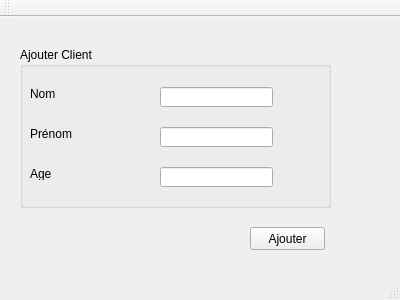
Before: the Qt Designer form mainwindow.ui in guir0t/Smart-Beauty-Center-2A15, drawn with Qt 5.
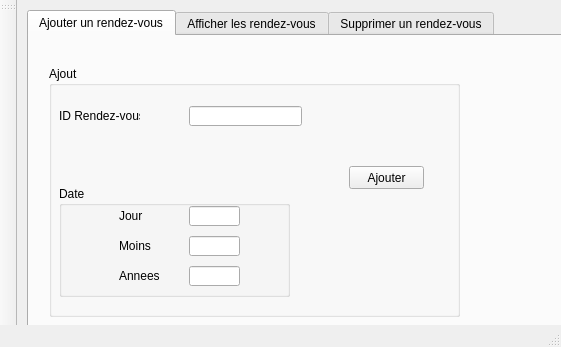
After: the same form once the commit is applied. The open tabs and pages were chosen to show the change.

Patch:
```diff
--- a/mainwindow.ui
+++ b/mainwindow.ui
@@ -6,123 +6,331 @@
    <rect>
     <x>0</x>
     <y>0</y>
-    <width>400</width>
-    <height>300</height>
+    <width>561</width>
+    <height>347</height>
    </rect>
   </property>
   <property name="windowTitle">
    <string>Gestion des Clients</string>
   </property>
+  <property name="styleSheet">
+   <string notr="true"/>
+  </property>
   <widget class="QWidget" name="centralWidget">
-   <widget class="QGroupBox" name="groupBox">
+   <widget class="QTabWidget" name="tabWidget">
     <property name="geometry">
      <rect>
-      <x>20</x>
-      <y>30</y>
-      <width>311</width>
-      <height>161</height>
+      <x>10</x>
+      <y>10</y>
+      <width>541</width>
+      <height>331</height>
      </rect>
     </property>
-    <property name="title">
-     <string>Ajouter Client</string>
+    <property name="currentIndex">
+     <number>1</number>
     </property>
-    <widget class="QLabel" name="label">
-     <property name="geometry">
-      <rect>
-       <x>10</x>
-       <y>40</y>
-       <width>47</width>
-       <height>13</height>
-      </rect>
-     </property>
-     <property name="text">
-      <string>Nom</string>
-     </property>
+    <widget class="QWidget" name="tab">
+     <attribute name="title">
+      <string>Ajouter un rendez-vous</string>
+     </attribute>
+     <widget class="QGroupBox" name="groupBox">
+      <property name="geometry">
+       <rect>
+        <x>20</x>
+        <y>30</y>
+        <width>411</width>
+        <height>251</height>
+       </rect>
+      </property>
+      <property name="title">
+       <string>Ajout</string>
+      </property>
+      <widget class="QLabel" name="label">
+       <property name="geometry">
+        <rect>
+         <x>10</x>
+         <y>40</y>
+         <width>81</width>
+         <height>20</height>
+        </rect>
+       </property>
+       <property name="text">
+        <string>ID Rendez-vous</string>
+       </property>
+      </widget>
+      <widget class="QLineEdit" name="leid_rdv">
+       <property name="geometry">
+        <rect>
+         <x>140</x>
+         <y>40</y>
+         <width>113</width>
+         <height>20</height>
+        </rect>
+       </property>
+      </widget>
+      <widget class="QPushButton" name="pb_ajouter">
+       <property name="geometry">
+        <rect>
+         <x>300</x>
+         <y>100</y>
+         <width>75</width>
+         <height>23</height>
+        </rect>
+       </property>
+       <property name="text">
+        <string>Ajouter</string>
+       </property>
+      </widget>
+      <widget class="QGroupBox" name="groupBox_2">
+       <property name="geometry">
+        <rect>
+         <x>10</x>
+         <y>120</y>
+         <width>231</width>
+         <height>111</height>
+        </rect>
+       </property>
+       <property name="title">
+        <string>Date</string>
+       </property>
+       <widget class="QLabel" name="label_3">
+        <property name="geometry">
+         <rect>
+          <x>60</x>
+          <y>20</y>
+          <width>81</width>
+          <height>20</height>
+         </rect>
+        </property>
+        <property name="text">
+         <string>Jour</string>
+        </property>
+       </widget>
+       <widget class="QLabel" name="label_4">
+        <property name="geometry">
+         <rect>
+          <x>60</x>
+          <y>50</y>
+          <width>81</width>
+          <height>20</height>
+         </rect>
+        </property>
+        <property name="text">
+         <string>Moins</string>
+        </property>
+       </widget>
+       <widget class="QLabel" name="label_5">
+        <property name="geometry">
+         <rect>
+          <x>60</x>
+          <y>80</y>
+          <width>81</width>
+          <height>20</height>
+         </rect>
+        </property>
+        <property name="text">
+         <string>Annees</string>
+        </property>
+       </widget>
+       <widget class="QLineEdit" name="lej">
+        <property name="geometry">
+         <rect>
+          <x>130</x>
+          <y>20</y>
+          <width>51</width>
+          <height>20</height>
+         </rect>
+        </property>
+       </widget>
+       <widget class="QLineEdit" name="lean">
+        <property name="geometry">
+         <rect>
+          <x>130</x>
+          <y>80</y>
+          <width>51</width>
+          <height>20</height>
+         </rect>
+        </property>
+       </widget>
+       <widget class="QLineEdit" name="lem">
+        <property name="geometry">
+         <rect>
+          <x>130</x>
+          <y>50</y>
+          <width>51</width>
+          <height>20</height>
+         </rect>
+        </property>
+       </widget>
+      </widget>
+     </widget>
     </widget>
-    <widget class="QLabel" name="label_2">
-     <property name="geometry">
-      <rect>
-       <x>10</x>
-       <y>80</y>
-       <width>47</width>
-       <height>13</height>
-      </rect>
-     </property>
-     <property name="text">
-      <string>Prénom</string>
-     </property>
+    <widget class="QWidget" name="tab_2">
+     <attribute name="title">
+      <string>Afficher les rendez-vous</string>
+     </attribute>
+     <widget class="QTableView" name="tab_rendezvous">
+      <property name="geometry">
+       <rect>
+        <x>40</x>
+        <y>20</y>
+        <width>151</width>
+        <height>121</height>
+       </rect>
+      </property>
+     </widget>
+     <widget class="QLabel" name="label_6">
+      <property name="geometry">
+       <rect>
+        <x>230</x>
+        <y>40</y>
+        <width>47</width>
+        <height>14</height>
+       </rect>
+      </property>
+      <property name="text">
+       <string>id</string>
+      </property>
+     </widget>
+     <widget class="QLabel" name="label_7">
+      <property name="geometry">
+       <rect>
+        <x>230</x>
+        <y>70</y>
+        <width>47</width>
+        <height>14</height>
+       </rect>
+      </property>
+      <property name="text">
+       <string>jour</string>
+      </property>
+     </widget>
+     <widget class="QLabel" name="label_8">
+      <property name="geometry">
+       <rect>
+        <x>230</x>
+        <y>100</y>
+        <width>47</width>
+        <height>14</height>
+       </rect>
+      </property>
+      <property name="text">
+       <string>mois</string>
+      </property>
+     </widget>
+     <widget class="QLabel" name="label_9">
+      <property name="geometry">
+       <rect>
+        <x>230</x>
+        <y>120</y>
+        <width>47</width>
+        <height>14</height>
+       </rect>
+      </property>
+      <property name="text">
+       <string>annees</string>
+      </property>
+     </widget>
+     <widget class="QLineEdit" name="lineEdit_id">
+      <property name="geometry">
+       <rect>
+        <x>270</x>
+        <y>40</y>
+        <width>113</width>
+        <height>20</height>
+       </rect>
+      </property>
+     </widget>
+     <widget class="QLineEdit" name="lineEdit_j">
+      <property name="geometry">
+       <rect>
+        <x>270</x>
+        <y>70</y>
+        <width>113</width>
+        <height>20</height>
+       </rect>
+      </property>
+     </widget>
+     <widget class="QLineEdit" name="lineEdit_m">
+      <property name="geometry">
+       <rect>
+        <x>270</x>
+        <y>90</y>
+        <width>113</width>
+        <height>20</height>
+       </rect>
+      </property>
+     </widget>
+     <widget class="QLineEdit" name="lineEdit_a">
+      <property name="geometry">
+       <rect>
+        <x>270</x>
+        <y>120</y>
+        <width>113</width>
+        <height>20</height>
+       </rect>
+      </property>
+     </widget>
+     <widget class="QPushButton" name="modifier">
+      <property name="geometry">
+       <rect>
+        <x>240</x>
+        <y>160</y>
+        <width>75</width>
+        <height>23</height>
+       </rect>
+      </property>
+      <property name="text">
+       <string>modifier</string>
+      </property>
+     </widget>
     </widget>
-    <widget class="QLabel" name="label_3">
-     <property name="geometry">
-      <rect>
-       <x>10</x>
-       <y>120</y>
-       <width>47</width>
-       <height>13</height>
-      </rect>
-     </property>
-     <property name="text">
-      <string>Age</string>
-     </property>
+    <widget class="QWidget" name="tab_3">
+     <attribute name="title">
+      <string>Supprimer un rendez-vous</string>
+     </attribute>
+     <widget class="QLabel" name="label_2">
+      <property name="geometry">
+       <rect>
+        <x>10</x>
+        <y>70</y>
+        <width>91</width>
+        <height>20</height>
+       </rect>
+      </property>
+      <property name="text">
+       <string>ID_RENDEZ-VOUS</string>
+      </property>
+     </widget>
+     <widget class="QLineEdit" name="le_id_supp">
+      <property name="geometry">
+       <rect>
+        <x>140</x>
+        <y>70</y>
+        <width>113</width>
+        <height>20</height>
+       </rect>
+      </property>
+     </widget>
+     <widget class="QPushButton" name="pb_supprimer">
+      <property name="geometry">
+       <rect>
+        <x>80</x>
+        <y>130</y>
+        <width>75</width>
+        <height>23</height>
+       </rect>
+      </property>
+      <property name="text">
+       <string>Supprimer</string>
+      </property>
+     </widget>
     </widget>
-    <widget class="QLineEdit" name="lineEdit">
-     <property name="geometry">
-      <rect>
-       <x>140</x>
-       <y>40</y>
-       <width>113</width>
-       <height>20</height>
-      </rect>
-     </property>
-    </widget>
-    <widget class="QLineEdit" name="lineEdit_2">
-     <property name="geometry">
-      <rect>
-       <x>140</x>
-       <y>80</y>
-       <width>113</width>
-       <height>20</height>
-      </rect>
-     </property>
-    </widget>
-    <widget class="QLineEdit" name="lineEdit_3">
-     <property name="geometry">
-      <rect>
-       <x>140</x>
-       <y>120</y>
-       <width>113</width>
-       <height>20</height>
-      </rect>
-     </property>
-    </widget>
    </widget>
-   <widget class="QPushButton" name="pushButton">
-    <property name="geometry">
-     <rect>
-      <x>250</x>
-      <y>210</y>
-      <width>75</width>
-      <height>23</height>
-     </rect>
-    </property>
-    <property name="text">
-     <string>Ajouter</string>
-    </property>
-   </widget>
-  </widget>
-  <widget class="QMenuBar" name="menuBar">
-   <property name="geometry">
-    <rect>
-     <x>0</x>
-     <y>0</y>
-     <width>400</width>
-     <height>21</height>
-    </rect>
-   </property>
   </widget>
   <widget class="QToolBar" name="mainToolBar">
    <attribute name="toolBarArea">
-    <enum>TopToolBarArea</enum>
+    <enum>LeftToolBarArea</enum>
    </attribute>
    <attribute name="toolBarBreak">
     <bool>false</bool>
```
